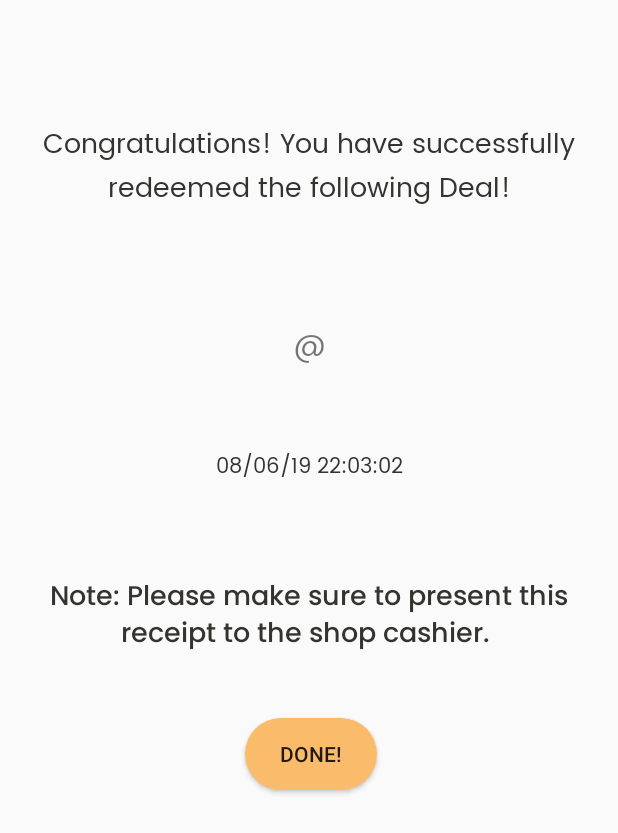
After one commit to Navindu09/uglydeals, an Android app: the RedeemSuccessActivity screen opened directly, with no data from a screen before it, on a phone screen of 412 x 824 dp. The commit adds this screen. Shown: the top 833 px of the screen. Run offline under Robolectric (Android 15) with nearby library versions, the phone set to English and light mode, and no system bars; our stand-ins replace Firebase (no records; nobody signed in at launch, a user with empty details on screens opened directly); 2 statements that could not run were skipped.

Commit message:
Opens camera and activity and redeem code by scanning QR code complete. Need to change optimize

```diff
--- a/app/build.gradle
+++ b/app/build.gradle
@@ -4,7 +4,7 @@ android {
     compileSdkVersion 28
     defaultConfig {
         applicationId "org.nothingugly.uglydeals"
-        minSdkVersion 26
+        minSdkVersion 23
         targetSdkVersion 28
         versionCode 1
         versionName "1.0"
@@ -37,6 +37,7 @@ dependencies {
     implementation 'com.yarolegovich:discrete-scrollview:1.4.9'
     implementation "com.google.android.gms:play-services-location:15.0.1"
     implementation "com.miguelcatalan:materialsearchview:1.4.0"
+    implementation 'com.google.firebase:firebase-ml-vision:17.0.0'
 
 }
 apply plugin: 'com.google.gms.google-services'
--- a/app/src/main/AndroidManifest.xml
+++ b/app/src/main/AndroidManifest.xml
@@ -4,7 +4,11 @@
 
     <uses-permission android:name="android.permission.ACCESS_FINE_LOCATION" />
     <uses-permission android:name="android.permission.ACCESS_NETWORK_STATE" />
+    <uses-permission android:name="android.permission.CAMERA" />
     <uses-permission android:name="android.permission.INTERNET"/>
+
+    <uses-feature android:name="android.hardware.camera" android:required="false" />
+
 
     <application
         android:allowBackup="true"
@@ -25,6 +29,8 @@
         <activity android:name=".RegisterActivity" />
         <activity android:name=".LogInActivity" />
         <activity android:name=".SelectedItemActivity" />
+        <activity android:name=".ScanActivity"/>
+        <activity android:name=".RedeemSuccessActivity"/>
         <activity android:name=".MainActivity">
             <intent-filter>
                 <action android:name="android.intent.action.MAIN" />
--- /dev/null
+++ b/app/src/main/java/org/nothingugly/uglydeals/RedeemSuccessActivity.java
@@ -0,0 +1,140 @@
+package org.nothingugly.uglydeals;
+
+import android.os.Bundle;
+import android.support.annotation.NonNull;
+import android.support.annotation.Nullable;
+import android.support.v7.app.AppCompatActivity;
+import android.util.Log;
+import android.view.View;
+import android.widget.Button;
+import android.widget.ProgressBar;
+import android.widget.TextView;
+
+import com.google.android.gms.tasks.OnCompleteListener;
+import com.google.android.gms.tasks.Task;
+import com.google.firebase.auth.FirebaseAuth;
+import com.google.firebase.firestore.DocumentSnapshot;
+import com.google.firebase.firestore.FirebaseFirestore;
+
+public class RedeemSuccessActivity extends AppCompatActivity {
+
+    public static final String TAG = "RedeemSuccessActivity";
+
+    private TextView textViewMessage;
+    private TextView textViewDeal;
+    private TextView textViewAt;
+    private TextView textViewPartnerName;
+    private TextView textViewDateTime;
+    private TextView textViewNote;
+    private Button buttonRedeemSuccessExit;
+    private ProgressBar progressBarRedeemSuccess;
+
+
+    private FirebaseFirestore mFireStore;
+    private FirebaseAuth mAuth;
+
+
+
+
+    @Override
+    protected void onCreate(@Nullable Bundle savedInstanceState) {
+        super.onCreate(savedInstanceState);
+
+        //dealId retrived from the relevant SelectedDeal Acticity
+        String dealId = null;
+
+        //If no id is passed through, id = null
+        if (savedInstanceState == null) {
+            Bundle extras = getIntent().getExtras();
+            if (extras == null) {
+                dealId = null;
+            } else {
+                dealId = (String) extras.get("dealId");
+            }
+        } else {
+            dealId = (String) savedInstanceState.getSerializable("dealId");
+        }
+
+        setContentView(R.layout.activity_redeem_success);
+
+        textViewMessage = (TextView) findViewById(R.id.textViewMessage) ;
+        textViewDeal = (TextView) findViewById(R.id.textViewDeal);
+        textViewAt = (TextView) findViewById(R.id.textViewAt);
+        textViewPartnerName = (TextView) findViewById(R.id.textViewPartnerName);
+        textViewDateTime = (TextView) findViewById(R.id.textViewDateTime);
+        textViewNote = (TextView) findViewById(R.id.textViewNote);
+        buttonRedeemSuccessExit = (Button) findViewById(R.id.buttonRedeemSuccessExit);
+        progressBarRedeemSuccess = (ProgressBar) findViewById(R.id.progressBarRedeemSuccess);
+
+        mFireStore = FirebaseFirestore.getInstance();
+        mAuth = FirebaseAuth.getInstance();
+
+
+        textViewMessage.setVisibility(View.INVISIBLE);
+        textViewDeal.setVisibility(View.INVISIBLE);
+        textViewAt.setVisibility(View.INVISIBLE);
+        textViewPartnerName.setVisibility(View.INVISIBLE);
+        textViewDateTime.setVisibility(View.INVISIBLE);
+        textViewNote.setVisibility(View.INVISIBLE);
+        buttonRedeemSuccessExit.setVisibility(View.INVISIBLE);
+        progressBarRedeemSuccess.setVisibility(View.VISIBLE);
+
+        mFireStore.collection("deals").document(dealId).get().addOnCompleteListener(new OnCompleteListener<DocumentSnapshot>() {
+
+            @Override
+            public void onComplete(@NonNull Task<DocumentSnapshot> task) {
+                if (task.isSuccessful()) {
+                    Log.d(TAG, "onComplete: deal with id found");
+                    DocumentSnapshot dealDocument = task.getResult();
+
+                    //Convert the particular document into a Deal object
+                    Deal deal = dealDocument.toObject(Deal.class);
+
+                    //Set the deal name into the layout
+                    String name = deal.getName();
+                    textViewDeal.setText(name);
+
+
+                    //String validity = deal.getValidFrom()+ " to " + deal.getValidTill();
+                    // textViewSelectedActivityValidity.setText(validity);
+
+                    //Retrieves the partner ID
+                    final String partnerId = (String) deal.getPartnerID();
+
+                    //Checks partners collection for that particular partner
+                    mFireStore.collection("partners").document(partnerId).get().addOnCompleteListener(new OnCompleteListener<DocumentSnapshot>() {
+                        @Override
+                        public void onComplete(@NonNull Task<DocumentSnapshot> task) {
+
+                            //Save the document instance
+                            DocumentSnapshot partnerDocument = task.getResult();
+                            String partnerName = (String) partnerDocument.get("name");
+
+                            //Set the name of the partner in the layout
+                            textViewPartnerName.setText(partnerName);
+                        }
+                    });
+
+
+                }
+                textViewMessage.setVisibility(View.VISIBLE);
+                textViewDeal.setVisibility(View.VISIBLE);
+                textViewAt.setVisibility(View.VISIBLE);
+                textViewPartnerName.setVisibility(View.VISIBLE);
+                textViewDateTime.setVisibility(View.VISIBLE);
+                textViewNote.setVisibility(View.VISIBLE);
+                buttonRedeemSuccessExit.setVisibility(View.VISIBLE);
+                progressBarRedeemSuccess.setVisibility(View.INVISIBLE);
+            }
+
+
+        });
+
+        buttonRedeemSuccessExit.setOnClickListener(new View.OnClickListener() {
+            @Override
+            public void onClick(View v) {
+                finish();
+            }
+        });
+    }
+}
--- /dev/null
+++ b/app/src/main/res/layout/activity_redeem_success.xml
@@ -0,0 +1,123 @@
+<?xml version="1.0" encoding="utf-8"?>
+<android.support.constraint.ConstraintLayout
+    xmlns:android="http://schemas.android.com/apk/res/android"
+    xmlns:app="http://schemas.android.com/apk/res-auto"
+    xmlns:tools="http://schemas.android.com/tools"
+    android:layout_width="match_parent"
+    android:layout_height="match_parent">
+
+    <TextView
+        android:id="@+id/textViewMessage"
+        android:layout_width="wrap_content"
+        android:layout_height="wrap_content"
+        android:fontFamily="@font/poppins"
+        android:text="Congratulations! You have successfully redeemed the following Deal!"
+        android:textAlignment="center"
+        android:textColor="@color/typeFontColor"
+        android:textSize="18sp"
+        app:layout_constraintBottom_toBottomOf="parent"
+        app:layout_constraintEnd_toEndOf="parent"
+        app:layout_constraintHorizontal_bias="0.0"
+        app:layout_constraintStart_toStartOf="parent"
+        app:layout_constraintTop_toTopOf="parent"
+        app:layout_constraintVertical_bias="0.107" />
+
+    <TextView
+        android:id="@+id/textViewDeal"
+        android:layout_width="wrap_content"
+        android:layout_height="wrap_content"
+        android:layout_marginStart="8dp"
+        android:layout_marginTop="28dp"
+        android:layout_marginEnd="8dp"
+        android:fontFamily="@font/poppins_bold"
+        android:text="20% Off"
+        android:textColor="@color/colorAccent"
+        android:textSize="24sp"
+        app:layout_constraintEnd_toEndOf="parent"
+        app:layout_constraintStart_toStartOf="parent"
+        app:layout_constraintTop_toBottomOf="@+id/textViewMessage" />
+
+    <TextView
+        android:id="@+id/textViewAt"
+        android:layout_width="wrap_content"
+        android:layout_height="wrap_content"
+        android:layout_marginStart="8dp"
+        android:layout_marginTop="8dp"
+        android:layout_marginEnd="8dp"
+        android:fontFamily="@font/poppins"
+        android:text="@"
+        android:textSize="18sp"
+        app:layout_constraintEnd_toEndOf="parent"
+        app:layout_constraintStart_toStartOf="parent"
+        app:layout_constraintTop_toBottomOf="@+id/textViewDeal" />
+
+    <TextView
+        android:id="@+id/textViewPartnerName"
+        android:layout_width="wrap_content"
+        android:layout_height="wrap_content"
+        android:layout_marginStart="8dp"
+        android:layout_marginTop="16dp"
+        android:layout_marginEnd="8dp"
+        android:fontFamily="@font/poppins"
+        android:text="McDonalds"
+        android:textColor="@color/typeFontColor"
+        android:textSize="18sp"
+        app:layout_constraintEnd_toEndOf="parent"
+        app:layout_constraintStart_toStartOf="parent"
+        app:layout_constraintTop_toBottomOf="@+id/textViewAt" />
+
+    <TextView
+        android:id="@+id/textViewDateTime"
+        android:layout_width="wrap_content"
+        android:layout_height="wrap_content"
+        android:layout_marginStart="8dp"
+        android:layout_marginTop="8dp"
+        android:layout_marginEnd="8dp"
+        android:fontFamily="@font/poppins"
+        android:text="08/06/19 22:03:02"
+        android:textColor="@color/typeFontColor"
+        app:layout_constraintEnd_toEndOf="parent"
+        app:layout_constraintStart_toStartOf="parent"
+        app:layout_constraintTop_toBottomOf="@+id/textViewPartnerName" />
+
+    <TextView
+        android:id="@+id/textViewNote"
+        android:layout_width="wrap_content"
+        android:layout_height="wrap_content"
+        android:layout_marginStart="8dp"
+        android:layout_marginTop="60dp"
+        android:layout_marginEnd="8dp"
+        android:fontFamily="@font/poppins_medium"
+        android:text="Note: Please make sure to present this receipt to the shop cashier. "
+        android:textAlignment="center"
+        android:textColor="@color/typeFontColor"
+        android:textSize="18sp"
+        app:layout_constraintEnd_toEndOf="parent"
+        app:layout_constraintStart_toStartOf="parent"
+        app:layout_constraintTop_toBottomOf="@+id/textViewDateTime" />
+
+    <Button
+        android:id="@+id/buttonRedeemSuccessExit"
+        android:layout_width="wrap_content"
+        android:layout_height="wrap_content"
+        android:layout_marginStart="8dp"
+        android:layout_marginTop="40dp"
+        android:layout_marginEnd="8dp"
+        android:background="@drawable/button_round"
+        android:text="Done!"
+        app:layout_constraintEnd_toEndOf="parent"
+        app:layout_constraintHorizontal_bias="0.504"
+        app:layout_constraintStart_toStartOf="parent"
+        app:layout_constraintTop_toBottomOf="@+id/textViewNote" />
+
+    <ProgressBar
+        android:id="@+id/progressBarRedeemSuccess"
+        style="?android:attr/progressBarStyle"
+        android:layout_width="wrap_content"
+        android:layout_height="wrap_content"
+        android:visibility="invisible"
+        app:layout_constraintBottom_toBottomOf="parent"
+        app:layout_constraintEnd_toEndOf="parent"
+        app:layout_constraintStart_toStartOf="parent"
+        app:layout_constraintTop_toTopOf="parent" />
+</android.support.constraint.ConstraintLayout>
```
Also changed, not shown: app/src/main/java/org/nothingugly/uglydeals/ScanActivity.java (added, +147 -0 lines), app/src/main/java/org/nothingugly/uglydeals/SelectedItemActivity.java (+22 -5 lines), app/src/main/res/layout/activity_scan.xml (added, +12 -0 lines).
